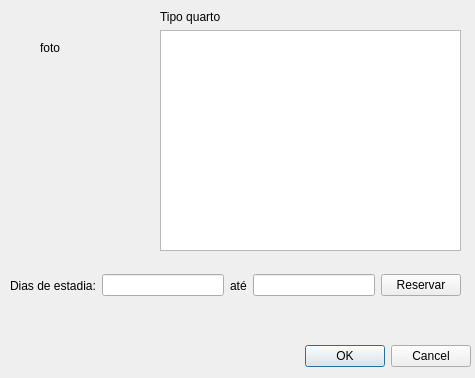
Above: clientes/telaquarto.ui from ViniiGabriel/hotelQT before the change. Below: the same form after it.
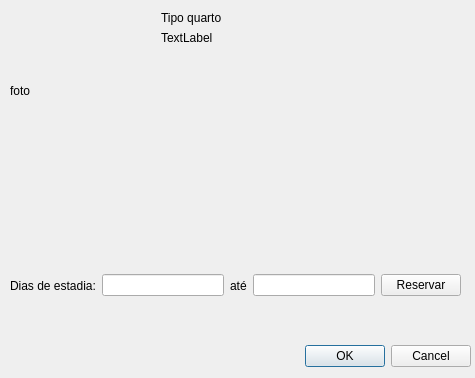
That is the form after the change.

```diff
--- a/clientes/telaquarto.ui
+++ b/clientes/telaquarto.ui
@@ -32,39 +32,20 @@
   <widget class="QLabel" name="label">
    <property name="geometry">
     <rect>
-     <x>40</x>
-     <y>40</y>
-     <width>49</width>
-     <height>16</height>
+     <x>10</x>
+     <y>20</y>
+     <width>141</width>
+     <height>141</height>
     </rect>
    </property>
    <property name="text">
     <string>foto</string>
    </property>
-  </widget>
-  <widget class="QWidget" name="">
-   <property name="geometry">
-    <rect>
-     <x>160</x>
-     <y>10</y>
-     <width>301</width>
-     <height>241</height>
-    </rect>
+   <property name="scaledContents">
+    <bool>true</bool>
    </property>
-   <layout class="QVBoxLayout" name="verticalLayout">
-    <item>
-     <widget class="QLabel" name="label_2">
-      <property name="text">
-       <string>Tipo quarto</string>
-      </property>
-     </widget>
-    </item>
-    <item>
-     <widget class="QTextEdit" name="textEdit"/>
-    </item>
-   </layout>
   </widget>
-  <widget class="QWidget" name="">
+  <widget class="QWidget" name="layoutWidget">
    <property name="geometry">
     <rect>
      <x>10</x>
@@ -107,6 +88,47 @@
     </item>
    </layout>
   </widget>
+  <widget class="QWidget" name="">
+   <property name="geometry">
+    <rect>
+     <x>161</x>
+     <y>11</y>
+     <width>301</width>
+     <height>241</height>
+    </rect>
+   </property>
+   <layout class="QVBoxLayout" name="verticalLayout">
+    <item>
+     <widget class="QLabel" name="txt_titulo">
+      <property name="sizePolicy">
+       <sizepolicy hsizetype="Minimum" vsizetype="Maximum">
+        <horstretch>0</horstretch>
+        <verstretch>0</verstretch>
+       </sizepolicy>
+      </property>
+      <property name="text">
+       <string>Tipo quarto</string>
+      </property>
+     </widget>
+    </item>
+    <item>
+     <widget class="QLabel" name="txt_decricao">
+      <property name="sizePolicy">
+       <sizepolicy hsizetype="Minimum" vsizetype="Minimum">
+        <horstretch>0</horstretch>
+        <verstretch>0</verstretch>
+       </sizepolicy>
+      </property>
+      <property name="text">
+       <string>TextLabel</string>
+      </property>
+      <property name="alignment">
+       <set>Qt::AlignLeading|Qt::AlignLeft|Qt::AlignTop</set>
+      </property>
+     </widget>
+    </item>
+   </layout>
+  </widget>
  </widget>
  <resources/>
  <connections>
```
Left out of the diff: 2 changed lines with no effect on the pictures.
